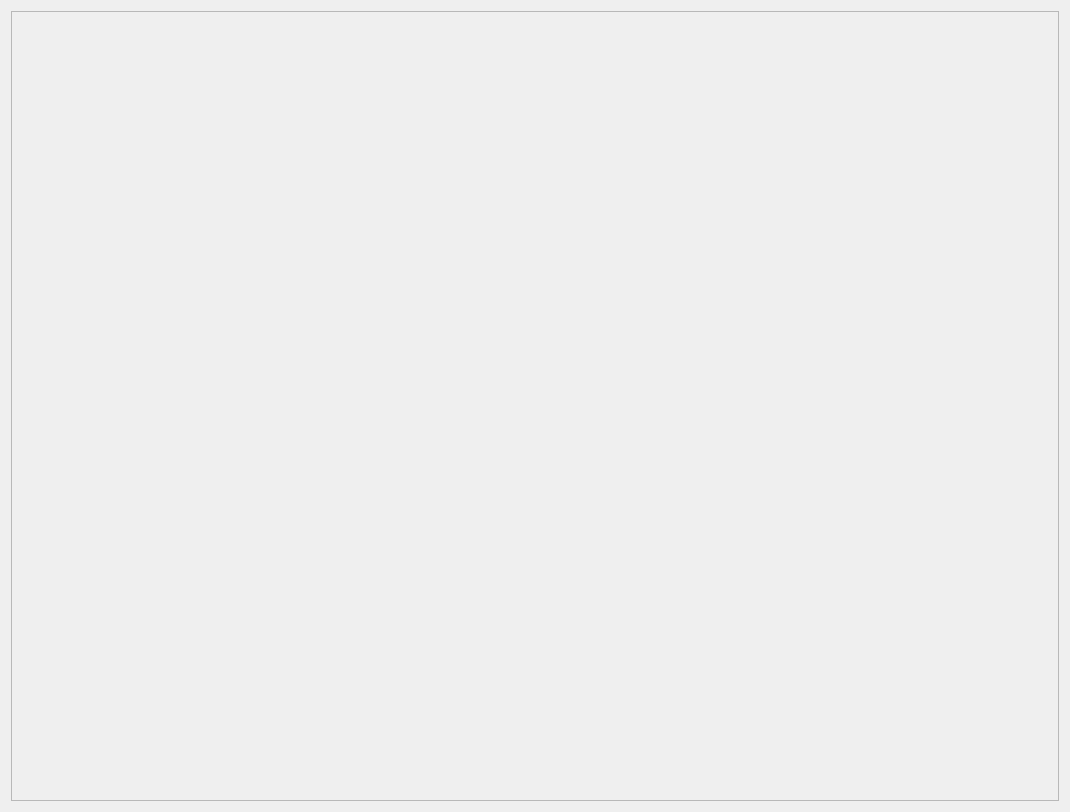
Old version of the form mainwindow.ui in the repository DexterLB/millionaire.
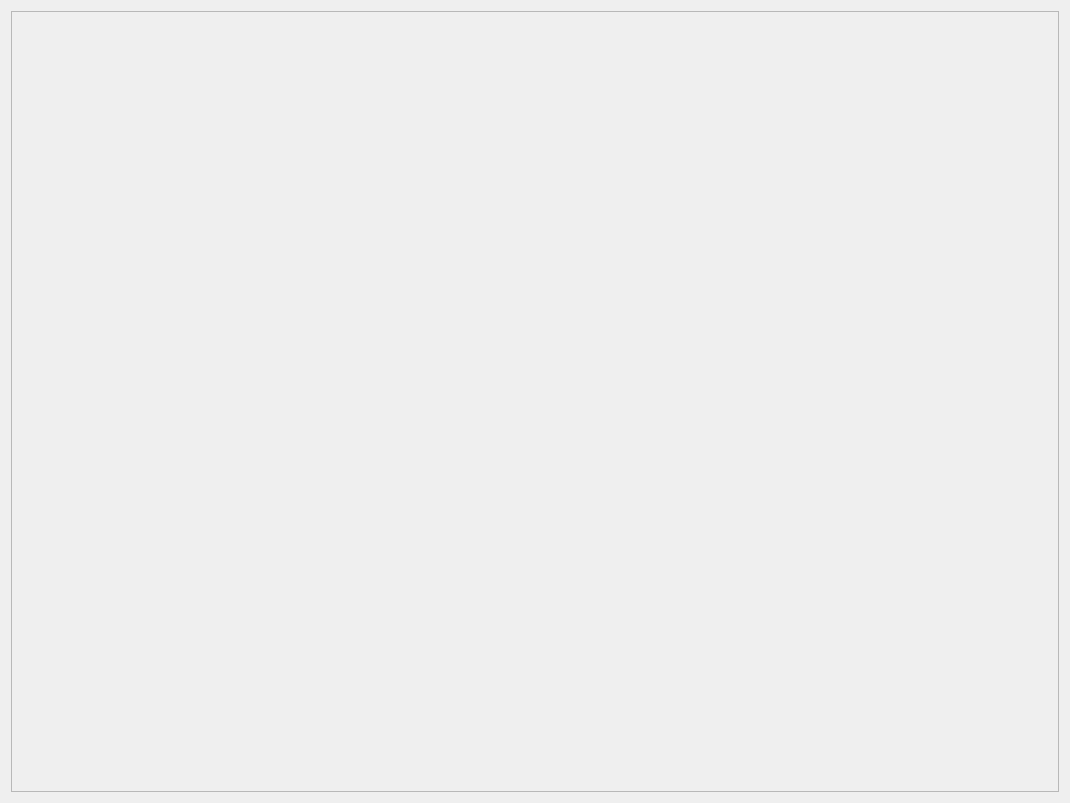
New version of the form. Icons and pictures are not drawn.

Commit message: make the window resizeable above 1024x768

The edit to the form file:
```diff
--- a/mainwindow.ui
+++ b/mainwindow.ui
@@ -6,8 +6,8 @@
    <rect>
     <x>0</x>
     <y>0</y>
-    <width>1062</width>
-    <height>812</height>
+    <width>1060</width>
+    <height>803</height>
    </rect>
   </property>
   <property name="windowTitle">
@@ -59,20 +59,20 @@
        <item>
         <widget class="QLabel" name="question">
          <property name="sizePolicy">
-          <sizepolicy hsizetype="Fixed" vsizetype="Fixed">
+          <sizepolicy hsizetype="Expanding" vsizetype="Fixed">
            <horstretch>0</horstretch>
            <verstretch>0</verstretch>
           </sizepolicy>
          </property>
          <property name="minimumSize">
           <size>
-           <width>1019</width>
+           <width>0</width>
            <height>109</height>
           </size>
          </property>
          <property name="maximumSize">
           <size>
-           <width>1019</width>
+           <width>99999</width>
            <height>109</height>
           </size>
          </property>
@@ -118,38 +118,38 @@
           <property name="spacing">
            <number>0</number>
           </property>
-          <item row="2" column="0">
-           <widget class="QPushButton" name="c">
-            <property name="minimumSize">
-             <size>
-              <width>512</width>
-              <height>57</height>
-             </size>
-            </property>
-            <property name="maximumSize">
-             <size>
-              <width>512</width>
-              <height>57</height>
-             </size>
-            </property>
-            <property name="focusPolicy">
-             <enum>Qt::NoFocus</enum>
-            </property>
-            <property name="styleSheet">
-             <string notr="true">border-image:url(:/images/button.png);
-color:white;
-font: 75 11pt &quot;STIXIntegralsSm&quot;;
-font-weight:bold;</string>
-            </property>
-            <property name="text">
-             <string/>
-            </property>
-            <property name="flat">
-             <bool>true</bool>
-            </property>
-           </widget>
-          </item>
           <item row="2" column="1">
+           <widget class="QPushButton" name="c">
+            <property name="minimumSize">
+             <size>
+              <width>512</width>
+              <height>57</height>
+             </size>
+            </property>
+            <property name="maximumSize">
+             <size>
+              <width>512</width>
+              <height>57</height>
+             </size>
+            </property>
+            <property name="focusPolicy">
+             <enum>Qt::NoFocus</enum>
+            </property>
+            <property name="styleSheet">
+             <string notr="true">border-image:url(:/images/button.png);
+color:white;
+font: 75 11pt &quot;STIXIntegralsSm&quot;;
+font-weight:bold;</string>
+            </property>
+            <property name="text">
+             <string/>
+            </property>
+            <property name="flat">
+             <bool>true</bool>
+            </property>
+           </widget>
+          </item>
+          <item row="2" column="2">
            <widget class="QPushButton" name="d">
             <property name="sizePolicy">
              <sizepolicy hsizetype="Fixed" vsizetype="Fixed">
@@ -187,7 +187,7 @@
             </property>
            </widget>
           </item>
-          <item row="1" column="1">
+          <item row="1" column="2">
            <widget class="QPushButton" name="b">
             <property name="sizePolicy">
              <sizepolicy hsizetype="Fixed" vsizetype="Fixed">
@@ -225,7 +225,7 @@
             </property>
            </widget>
           </item>
-          <item row="1" column="0">
+          <item row="1" column="1">
            <widget class="QPushButton" name="a">
             <property name="sizePolicy">
              <sizepolicy hsizetype="Fixed" vsizetype="Fixed">
@@ -263,6 +263,32 @@
             </property>
            </widget>
           </item>
+          <item row="1" column="0" rowspan="2">
+           <spacer name="horizontalSpacer_2">
+            <property name="orientation">
+             <enum>Qt::Horizontal</enum>
+            </property>
+            <property name="sizeHint" stdset="0">
+             <size>
+              <width>40</width>
+              <height>20</height>
+             </size>
+            </property>
+           </spacer>
+          </item>
+          <item row="1" column="3" rowspan="2">
+           <spacer name="horizontalSpacer">
+            <property name="orientation">
+             <enum>Qt::Horizontal</enum>
+            </property>
+            <property name="sizeHint" stdset="0">
+             <size>
+              <width>40</width>
+              <height>20</height>
+             </size>
+            </property>
+           </spacer>
+          </item>
          </layout>
         </widget>
        </item>
```
Left out of the diff: 5 changed lines with no effect on the pictures. The commit also changes 2 other files.
